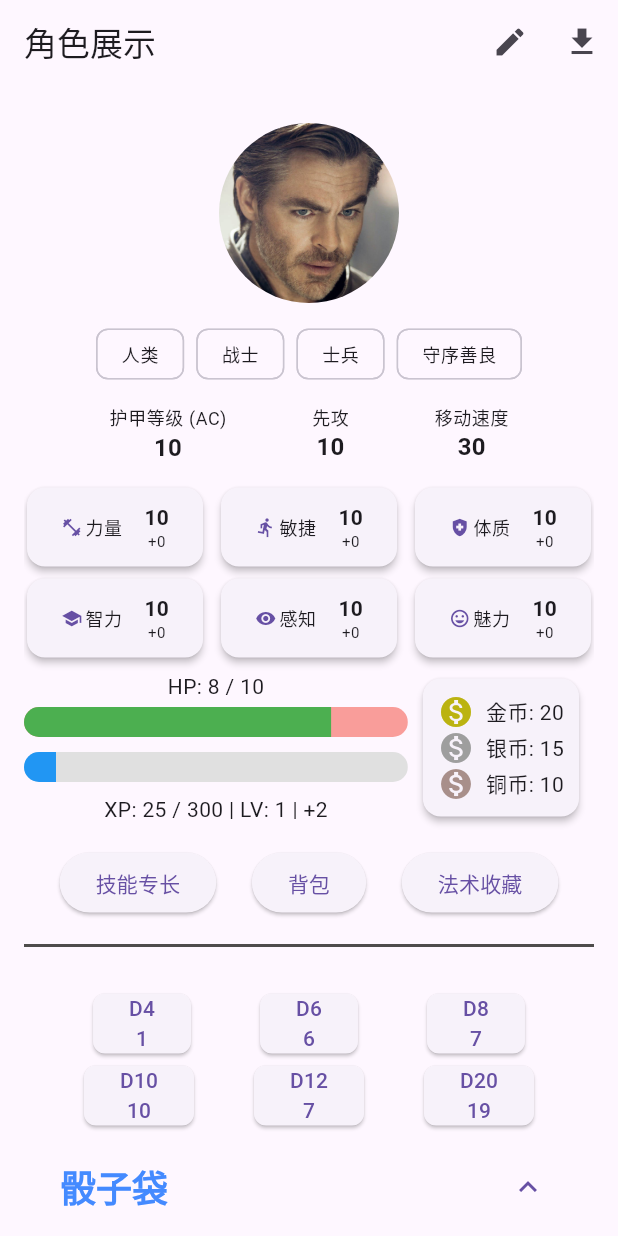
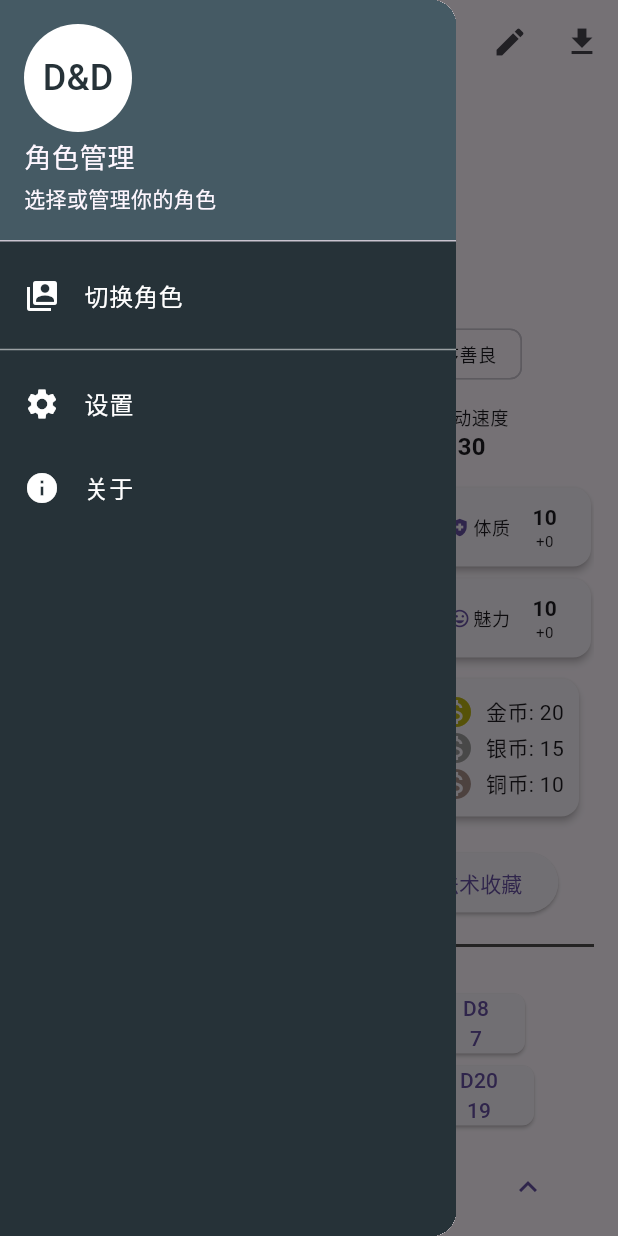
Before and after one commit to wanakiki/dnd_character_sheet, a Flutter app: the screen it shows after launch, with the side drawer open (before the commit the screen has no drawer), on a phone screen of 412 x 824 dp. Run offline on Flutter 3.47's test engine with Material 3 defaults, Android fonts, the phone set to English and light mode, and no system bars; our stand-ins replace file_picker, font_awesome_flutter, image_picker, isar, permission_handler; accounts and stored records are empty; generated files the repository leaves out were written again.

Commit message:
feat: Add character switching functionality
- Implemented a new feature to allow users to switch between different characters.
- Updated the UI to display the drawer.

```diff
--- a/lib/app/data/character.dart
+++ b/lib/app/data/character.dart
@@ -172,7 +172,7 @@
       ], // 初始化空背包
       skills: ['体质 - 豁免'],
       expertise: [ExpertiseItem(name: '一种乐器', description: '长笛')], // 初始化专长
-      favoriteSpells: const [], // Initialize with an empty list
+      favoriteSpells: [], // Initialize with an empty list
     );
   }
 
--- a/lib/app/pages/home_page.dart
+++ b/lib/app/pages/home_page.dart
@@ -19,6 +19,7 @@
 import 'package:permission_handler/permission_handler.dart';
 import 'package:file_picker/file_picker.dart';
 import 'package:dnd_character/app/pages/spell_collection_page.dart';
+import 'package:dnd_character/app/widgets/app_drawer_widget.dart';
 
 class CharacterDisplayScreen extends StatefulWidget {
   CharacterDisplayScreen({super.key});
@@ -95,7 +96,11 @@
   Widget build(BuildContext context) {
     return Scaffold(
       appBar: AppBar(
-        title: const Text('角色展示'),
+        title: Consumer<CharacterManager>(
+          builder: (context, manager, child) {
+            return Text(manager.character.name);
+          },
+        ),
         actions: [
           IconButton(
             icon: Icon(_isEditMode ? Icons.check : Icons.edit),
@@ -112,6 +117,7 @@
           ),
         ],
       ),
+      drawer: AppDrawerWidget(),
       body: Consumer<CharacterManager>(
         builder: (context, manager, child) {
           final Character character = manager.character;
--- /dev/null
+++ b/lib/app/widgets/app_drawer_widget.dart
@@ -0,0 +1,54 @@
+import 'package:flutter/material.dart';
+
+class AppDrawerWidget extends StatelessWidget {
+  @override
+  Widget build(BuildContext context) {
+    return Drawer(
+      child: Container(
+        color: Colors.blueGrey[900], // Background color
+        child: ListView(
+          padding: EdgeInsets.zero,
+          children: <Widget>[
+            UserAccountsDrawerHeader(
+              accountName: Text('角色管理', style: TextStyle(fontSize: 18)),
+              accountEmail: Text('选择或管理你的角色'),
+              currentAccountPicture: CircleAvatar(
+                backgroundColor: Colors.white,
+                child: Text(
+                  'D&D',
+                  style: TextStyle(fontSize: 24.0, color: Colors.blueGrey[900]),
+                ),
+              ),
+              decoration: BoxDecoration(
+                color: Colors.blueGrey[700],
+              ),
+            ),
+            ListTile(
+              leading: Icon(Icons.switch_account, color: Colors.white),
+              title: Text('切换角色', style: TextStyle(color: Colors.white)),
+              onTap: () {
+                Navigator.pop(context); // Close the drawer
+                Navigator.pushNamed(context, '/switch_character');
+              },
+            ),
+            Divider(color: Colors.white54),
+            ListTile(
+              leading: Icon(Icons.settings, color: Colors.white),
+              title: Text('设置', style: TextStyle(color: Colors.white)),
+              onTap: () {
+                // Navigate to settings
+              },
+            ),
+            ListTile(
+              leading: Icon(Icons.info, color: Colors.white),
+              title: Text('关于', style: TextStyle(color: Colors.white)),
+              onTap: () {
+                // Navigate to about
+              },
+            ),
+          ],
+        ),
+      ),
+    );
+  }
+}
--- a/lib/main.dart
+++ b/lib/main.dart
@@ -8,6 +8,7 @@
 import 'app/data/spell.dart';
 import 'app/data/character_manager.dart';
 import 'app/data/character.dart';
+import 'app/pages/switch_character_page.dart';
 
 Future<void> main() async {
   WidgetsFlutterBinding.ensureInitialized();
@@ -55,7 +56,10 @@
       theme: ThemeData(
         primarySwatch: Colors.blue,
       ),
-      home: CharacterDisplayScreen(),
+      routes: {
+        '/': (context) => CharacterDisplayScreen(),
+        '/switch_character': (context) => SwitchCharacterScreen(),
+      },
     );
   }
 }
```
Also changed, not shown: lib/app/data/character_manager.dart (+23 -0 lines), lib/app/pages/switch_character_page.dart (added, +187 -0 lines), lib/app/data/character.g.dart, 1 other file.
